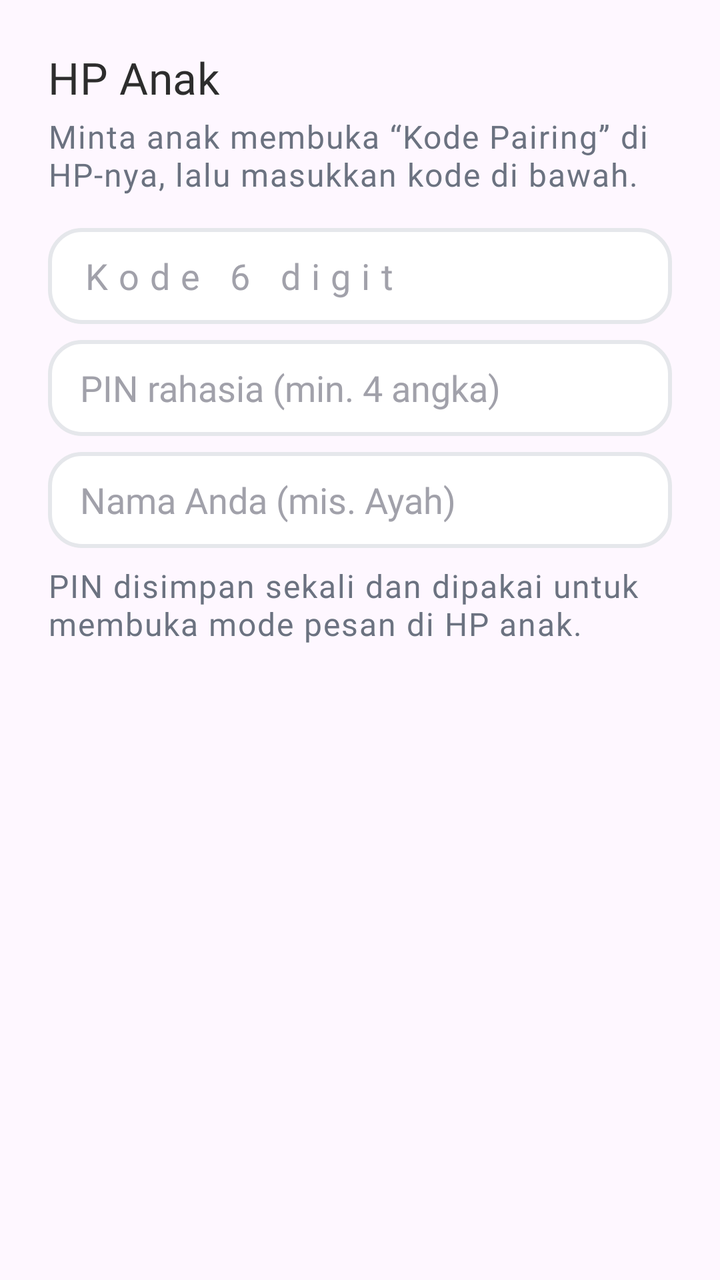
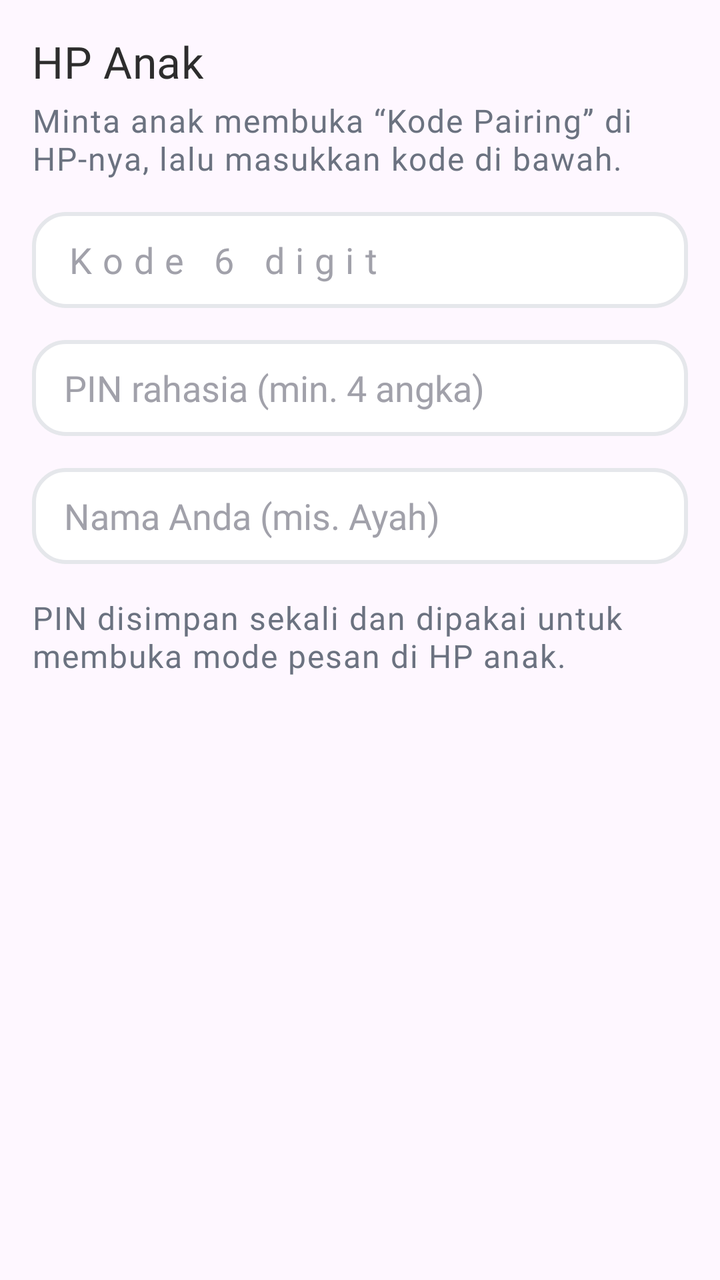

Two renders of the same Android screen: before a commit and after it. Below are the layout's source before the change and the commit's diff.
<!-- AndroidManifest.xml: application theme Theme.Customlockscreen -->
<!-- res/layout/dialog_pair_kid.xml -->
<?xml version="1.0" encoding="utf-8"?>
<LinearLayout xmlns:android="http://schemas.android.com/apk/res/android"
    android:layout_width="match_parent"
    android:layout_height="wrap_content"
    android:orientation="vertical"
    android:padding="@dimen/space_lg">

    <TextView
        android:id="@+id/tvPairDevice"
        android:layout_width="match_parent"
        android:layout_height="wrap_content"
        android:text="@string/pair_dialog_title"
        android:textAppearance="@style/TextAppearance.Customlockscreen.Heading"
        android:textColor="@color/content_primary"
        android:layout_marginBottom="@dimen/space_xs" />

    <TextView
        android:layout_width="match_parent"
        android:layout_height="wrap_content"
        android:text="@string/pair_dialog_instructions"
        android:textAppearance="@style/TextAppearance.Customlockscreen.Label"
        android:textColor="@color/content_secondary"
        android:layout_marginBottom="@dimen/space_md" />

    <EditText
        android:id="@+id/etPairCode"
        style="@style/Widget.Customlockscreen.EditText"
        android:layout_width="match_parent"
        android:layout_height="wrap_content"
        android:layout_marginBottom="@dimen/space_sm"
        android:hint="@string/pair_dialog_code_hint"
        android:inputType="number"
        android:maxLength="6"
        android:letterSpacing="0.3" />

    <EditText
        android:id="@+id/etPairPin"
        style="@style/Widget.Customlockscreen.EditText"
        android:layout_width="match_parent"
        android:layout_height="wrap_content"
        android:layout_marginBottom="@dimen/space_sm"
        android:hint="@string/pair_dialog_pin_hint"
        android:inputType="numberPassword"
        android:maxLength="8" />

    <EditText
        android:id="@+id/etParentName"
        style="@style/Widget.Customlockscreen.EditText"
        android:layout_width="match_parent"
        android:layout_height="wrap_content"
        android:hint="@string/pair_dialog_name_hint"
        android:inputType="textPersonName"
        android:maxLines="1" />

    <TextView
        android:layout_width="match_parent"
        android:layout_height="wrap_content"
        android:text="@string/pair_dialog_pin_note"
        android:textAppearance="@style/TextAppearance.Customlockscreen.Label"
        android:textColor="@color/content_secondary"
        android:layout_marginTop="@dimen/space_sm" />

</LinearLayout>
<!-- resources referenced by this layout -->
<resources>
  <color name="content_primary">#2D2D2D</color>
  <color name="content_secondary">#6B7280</color>
  <dimen name="space_lg">24dp</dimen>
  <dimen name="space_md">16dp</dimen>
  <dimen name="space_sm">8dp</dimen>
  <dimen name="space_xs">4dp</dimen>
  <string name="pair_dialog_code_hint">Kode 6 digit</string>
  <string name="pair_dialog_instructions">Minta anak membuka “Kode Pairing” di HP-nya, lalu masukkan kode di bawah.</string>
  <string name="pair_dialog_name_hint">Nama Anda (mis. Ayah)</string>
  <string name="pair_dialog_pin_hint">PIN rahasia (min. 4 angka)</string>
  <string name="pair_dialog_pin_note">PIN disimpan sekali dan dipakai untuk membuka mode pesan di HP anak.</string>
  <string name="pair_dialog_title">HP Anak</string>
  <style name="TextAppearance.Customlockscreen.Heading" parent="TextAppearance.Material3.TitleMedium">
          <item name="android:textSize">@dimen/text_heading</item>
          <item name="android:fontFamily">@font/titan_one</item>
      </style>
  <style name="TextAppearance.Customlockscreen.Label" parent="TextAppearance.Material3.LabelMedium">
          <item name="android:textSize">@dimen/text_label</item>
          <item name="android:fontFamily">@font/poppins</item>
      </style>
  <style name="Widget.Customlockscreen.EditText" parent="Widget.AppCompat.EditText">
          <item name="android:background">@drawable/edittext_background</item>
          <item name="android:minHeight">48dp</item>
          <item name="android:textSize">@dimen/text_body</item>
          <item name="android:textColor">@color/content_primary</item>
          <item name="android:textColorHint">@color/content_hint</item>
          <item name="android:paddingStart">@dimen/space_md</item>
          <item name="android:paddingEnd">@dimen/space_md</item>
          <item name="android:paddingTop">@dimen/space_sm</item>
          <item name="android:paddingBottom">@dimen/space_sm</item>
      </style>
  <style name="Theme.Customlockscreen" parent="Base.Theme.Customlockscreen" />
  <dimen name="text_heading">22sp</dimen>
  <dimen name="text_label">16sp</dimen>
  <dimen name="text_body">18sp</dimen>
  <color name="content_hint">#A1A1AA</color>
  <color name="primary_alpha_20">#33FF6B6B</color>
  <dimen name="radius_md">16dp</dimen>
  <color name="surface_base">#FFFFFFFF</color>
  <color name="primary">#FF6B6B</color>
  <color name="input_border_hover">#A1A1AA</color>
  <color name="input_border">#E5E7EB</color>
  <color name="white">#FFFFFFFF</color>
  <color name="primary_container">#FFE3E3</color>
  <color name="secondary">#4ECDC4</color>
  <color name="secondary_container">#E4F8F6</color>
  <color name="tertiary">#FFE66D</color>
  <color name="surface_muted">#F9FAFB</color>
  <color name="error">#FF6B6B</color>
  <color name="card_border">#E5E7EB</color>
  <style name="Widget.Customlockscreen.Tooltip" parent="Widget.Material3.Tooltip">
          <item name="android:background">@drawable/tooltip_background</item>
          <item name="android:textColor">@color/white</item>
      </style>
  <!-- drawable tooltip_background (drawable) -->
  <?xml version="1.0" encoding="utf-8"?>
  <shape xmlns:android="http://schemas.android.com/apk/res/android"
      android:shape="rectangle">
      <solid android:color="@color/tooltip_bg" />
      <corners android:radius="@dimen/radius_md" />
  </shape>
  <color name="tooltip_bg">#2D2D2D</color>
  <!-- unchanged entries left out for length: 2 -->
</resources>

<!-- the commit's change to res/layout/dialog_pair_kid.xml (unified diff, before → after) -->
@@ -3,7 +3,7 @@
     android:layout_width="match_parent"
     android:layout_height="wrap_content"
     android:orientation="vertical"
-    android:padding="@dimen/space_lg">
+    android:padding="@dimen/space_md">
 
     <TextView
         android:id="@+id/tvPairDevice"
@@ -27,7 +27,7 @@
         style="@style/Widget.Customlockscreen.EditText"
         android:layout_width="match_parent"
         android:layout_height="wrap_content"
-        android:layout_marginBottom="@dimen/space_sm"
+        android:layout_marginBottom="@dimen/space_md"
         android:hint="@string/pair_dialog_code_hint"
         android:inputType="number"
         android:maxLength="6"
@@ -38,7 +38,7 @@
         style="@style/Widget.Customlockscreen.EditText"
         android:layout_width="match_parent"
         android:layout_height="wrap_content"
-        android:layout_marginBottom="@dimen/space_sm"
+        android:layout_marginBottom="@dimen/space_md"
         android:hint="@string/pair_dialog_pin_hint"
         android:inputType="numberPassword"
         android:maxLength="8" />
@@ -48,6 +48,7 @@
         style="@style/Widget.Customlockscreen.EditText"
         android:layout_width="match_parent"
         android:layout_height="wrap_content"
+        android:layout_marginBottom="@dimen/space_md"
         android:hint="@string/pair_dialog_name_hint"
         android:inputType="textPersonName"
         android:maxLines="1" />
@@ -57,7 +58,6 @@
         android:layout_height="wrap_content"
         android:text="@string/pair_dialog_pin_note"
         android:textAppearance="@style/TextAppearance.Customlockscreen.Label"
-        android:textColor="@color/content_secondary"
-        android:layout_marginTop="@dimen/space_sm" />
+        android:textColor="@color/content_secondary" />
 
 </LinearLayout>
<!-- resource entries referenced after the edit -->
@@ -2,7 +2,6 @@
 <resources>
   <color name="content_primary">#2D2D2D</color>
   <color name="content_secondary">#6B7280</color>
-  <dimen name="space_lg">24dp</dimen>
   <dimen name="space_md">16dp</dimen>
   <dimen name="space_sm">8dp</dimen>
   <dimen name="space_xs">4dp</dimen>
